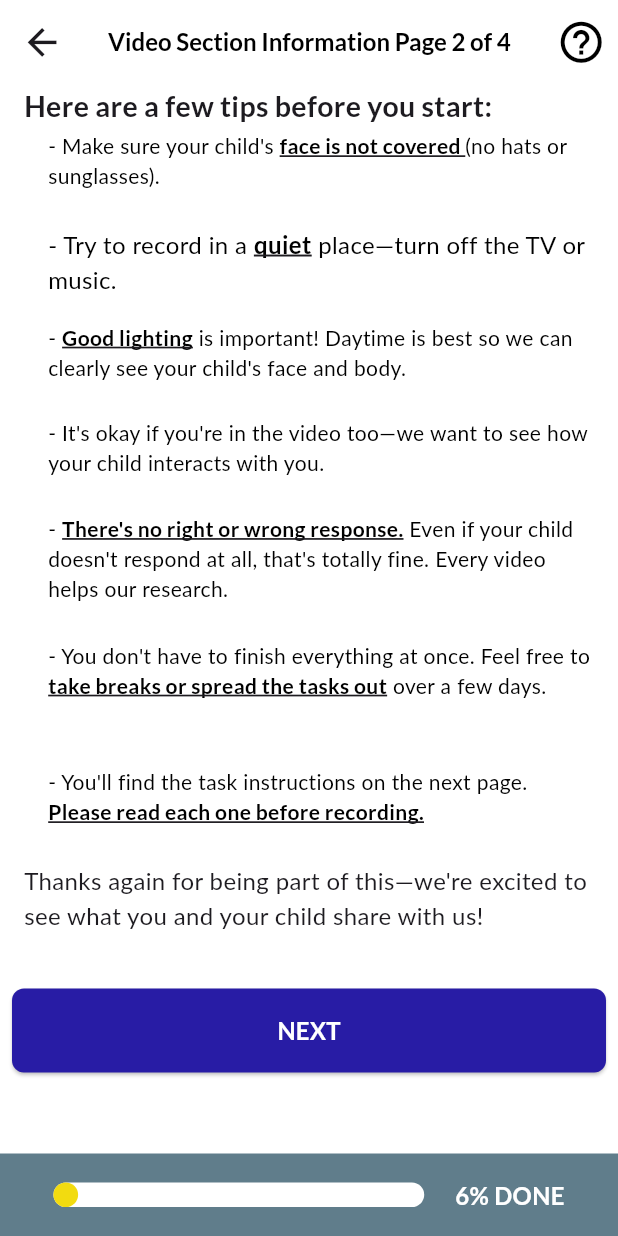
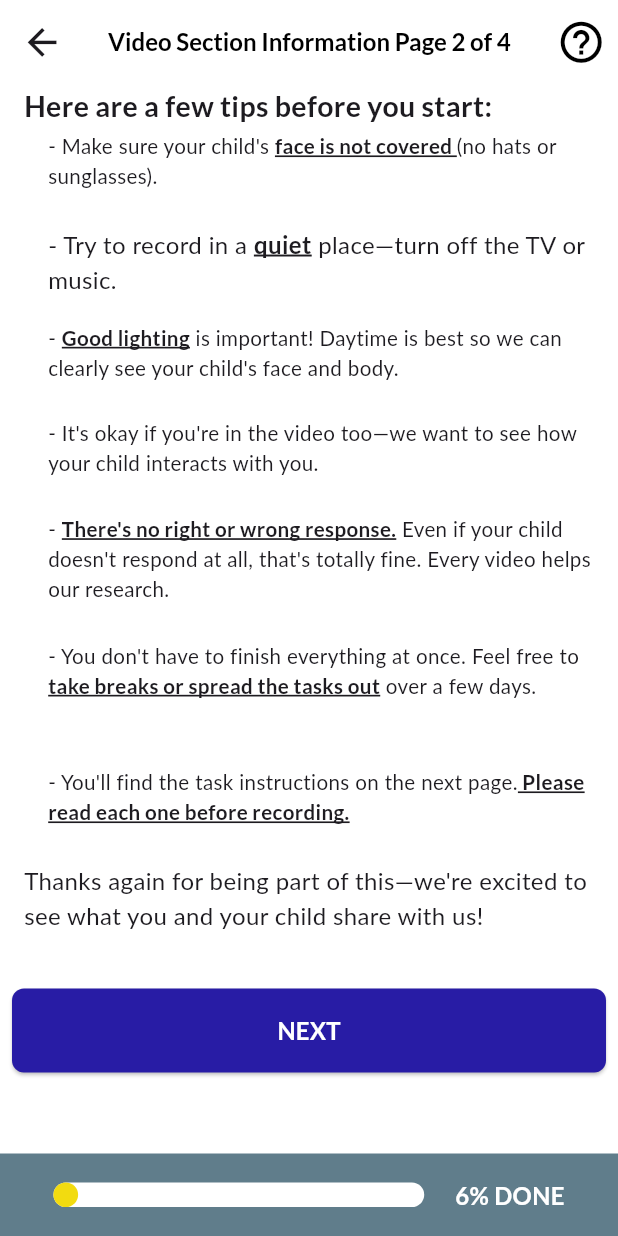
Before and after one commit to kevin200555/autism_ai_test, a Flutter app: the GeneralInstructionsScreen screen opened directly, after a tap on "NEXT", on a phone screen of 412 x 824 dp. Run offline on Flutter 3.47's test engine with Material 3 defaults, Android fonts, the phone set to English and light mode, and no system bars; drawn by our look-alikes of auto_size_text; our stand-ins replace camera, firebase_core, firebase_storage, google_fonts, hive, hive_flutter and 1 more; missing offline and left inert: pdfx; accounts and stored records are empty.

Commit message:
attempting to fix the richtextwidget

```diff
--- a/lib/widgets/other/text_types.dart
+++ b/lib/widgets/other/text_types.dart
@@ -265,13 +265,6 @@ class RichBodyText extends StatelessWidget {
           textAlign: textAlign,
           minFontSize: minFontSize,
           maxLines: maxLines,
-          style: GoogleFonts.lato(
-            textStyle: TextStyle(
-              fontSize: 16,
-              fontWeight: FontWeight.bold,
-              color: ColorTheme.textColor,
-            ),
-          ),
         ),
       ),
     );
```
